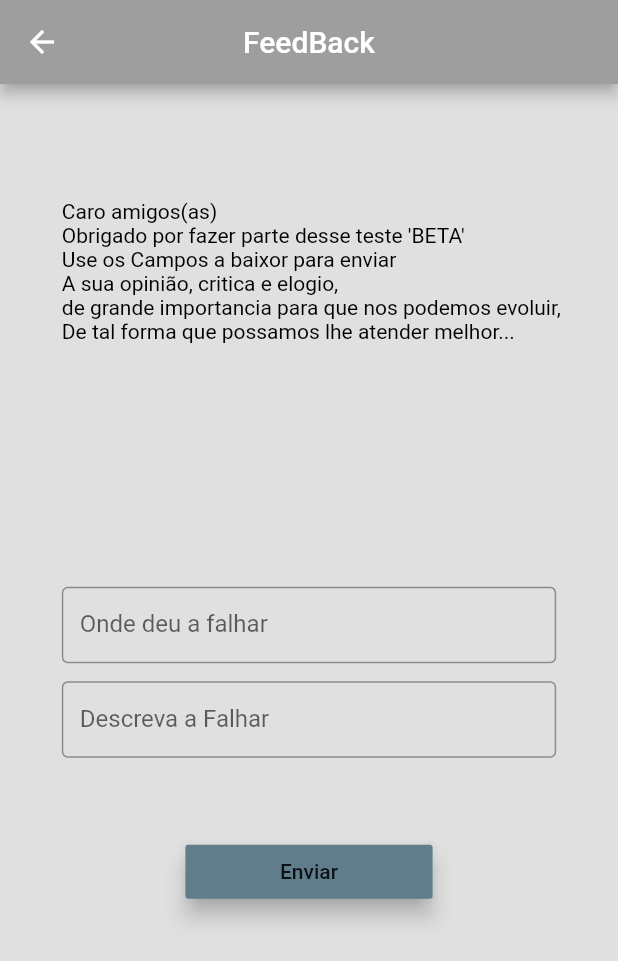
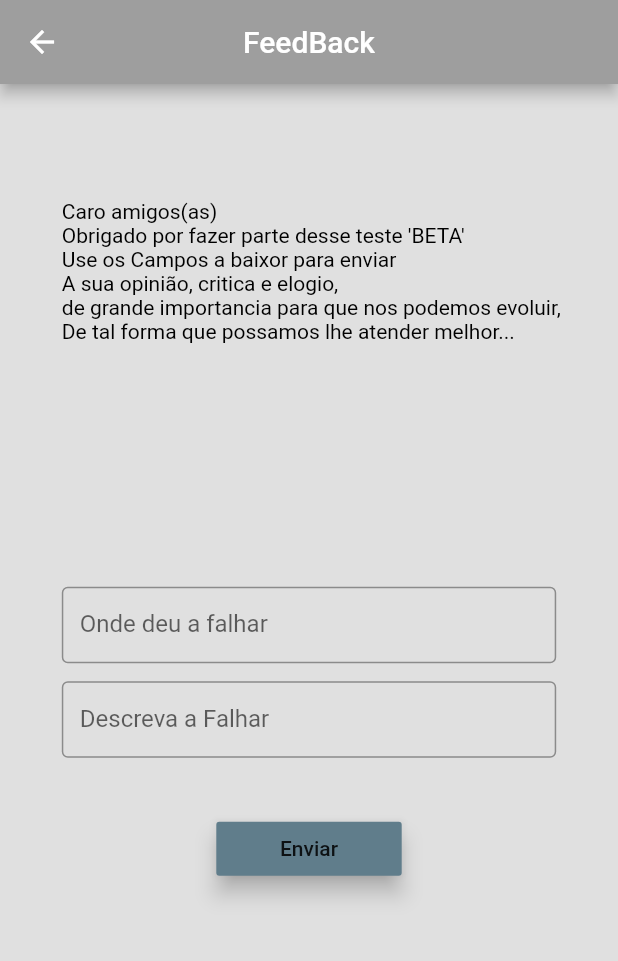
Before and after one commit to nevitonviana/cjp_V2, a Flutter app: the FeedBack screen opened directly, on a phone screen of 412 x 824 dp. Shown: the top 961 px of the screen. Run offline on Flutter 3.47's test engine with Material 2 defaults, Android fonts, the phone set to English and light mode, and no system bars; our stand-ins replace cloud_firestore, firebase_auth, firebase_core, firebase_storage, flutter_mobx, get_it and 5 more; missing offline and left inert: animated_card, flutter_facebook_auth; accounts and stored records are empty; generated files the repository leaves out were written again.

Commit message:
route feedback

```diff
--- a/lib/route_generate.dart
+++ b/lib/route_generate.dart
@@ -9,6 +9,7 @@ class RouteGenerate {
   static const String routeAddOccurrence = "/addOccurrence";
   static const String routeMyOccurrence = "/myOccurrence";
   static const String routeProfile = "/profile";
+  static const String routeFeedback = "/feedBack";
 
   static Route<dynamic>? generateRoute(RouteSettings settings) {
     // dynamic args = settings.arguments;
@@ -37,6 +38,10 @@ class RouteGenerate {
         return MaterialPageRoute(
           builder: (context) => const ProfileScreen(),
         );
+      case "/feedBack":
+        return MaterialPageRoute(
+          builder: (context) => const FeedBack(),
+        );
     }
   }
 }
--- a/lib/screen/feedback/feedback.dart
+++ b/lib/screen/feedback/feedback.dart
@@ -63,12 +63,12 @@ class FeedBack extends StatelessWidget {
                       hintText: "EX: a tela de perfil não abril",
                     ),
                     Divider(
-                      height: constraints.maxHeight * 0.06,
+                      height: constraints.maxHeight * 0.04,
                     ),
                     MaterialButton(
                       onPressed: () {},
                       child: const Text("Enviar"),
-                      minWidth: constraints.maxWidth * 0.4,
+                      minWidth: constraints.maxWidth * 0.3,
                       color: Colors.blueGrey,
                       elevation: 6,
                     ),
--- a/lib/screen/screen.dart
+++ b/lib/screen/screen.dart
@@ -1,5 +1,6 @@
 export './add_or_edit_occurrence/add_or_edit_occurrence_screen.dart';
 export './create_account/create_account_screen.dart';
+export './feedback/feedback.dart';
 export './home/home_screen.dart';
 export './login/login_screen.dart';
 export './profile/profile_screen.dart';
```
Also changed, not shown: lib/screen/home/components/widgets/drawer.dart (+4 -4 lines).
